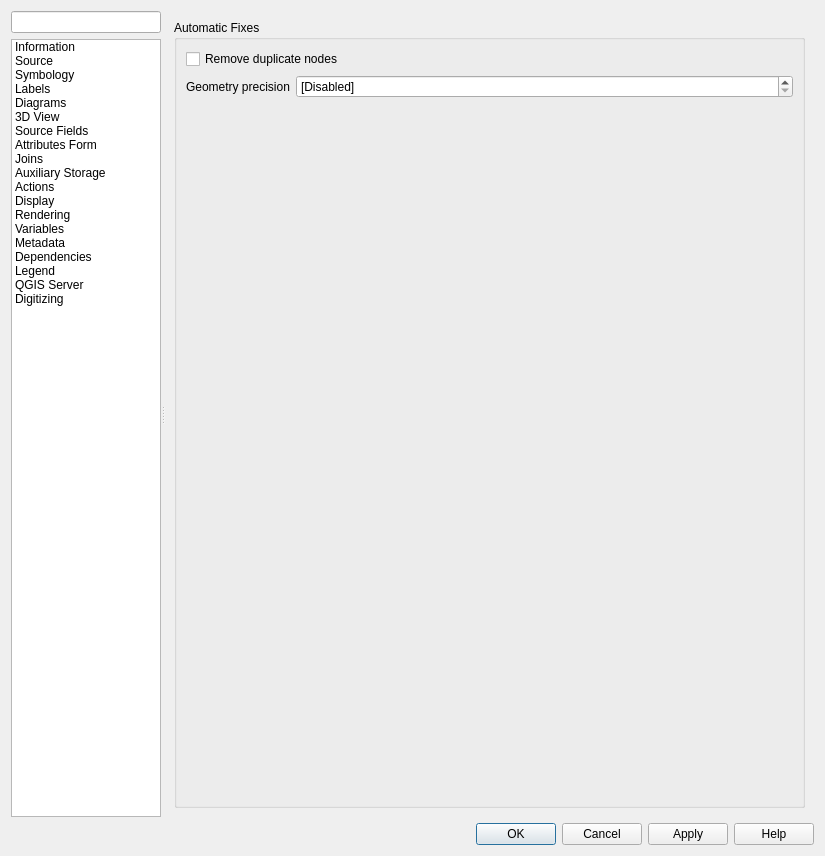
Above: src/ui/qgsvectorlayerpropertiesbase.ui from qgis/QGIS before the change. Below: the same form after it.
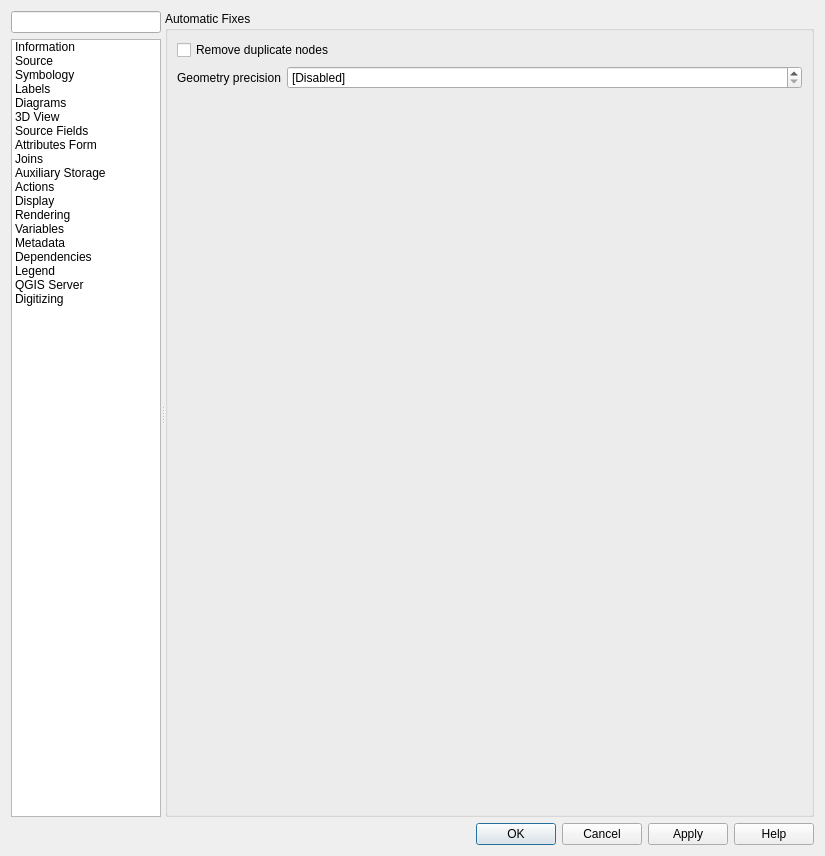
That is the form after the change. Icons and pictures are not drawn. Custom widgets are drawn as their Qt base class.

Commit message: Standardize margin on digitizing page

Diff of the .ui file:
```diff
--- a/src/ui/qgsvectorlayerpropertiesbase.ui
+++ b/src/ui/qgsvectorlayerpropertiesbase.ui
@@ -2345,6 +2345,18 @@
          </widget>
          <widget class="QWidget" name="mOptsPage_Digitizing">
           <layout class="QGridLayout" name="gridLayout_12">
+           <property name="leftMargin">
+            <number>0</number>
+           </property>
+           <property name="topMargin">
+            <number>0</number>
+           </property>
+           <property name="rightMargin">
+            <number>0</number>
+           </property>
+           <property name="bottomMargin">
+            <number>0</number>
+           </property>
            <item row="0" column="0">
             <widget class="QGroupBox" name="groupBox">
              <property name="title">
```
